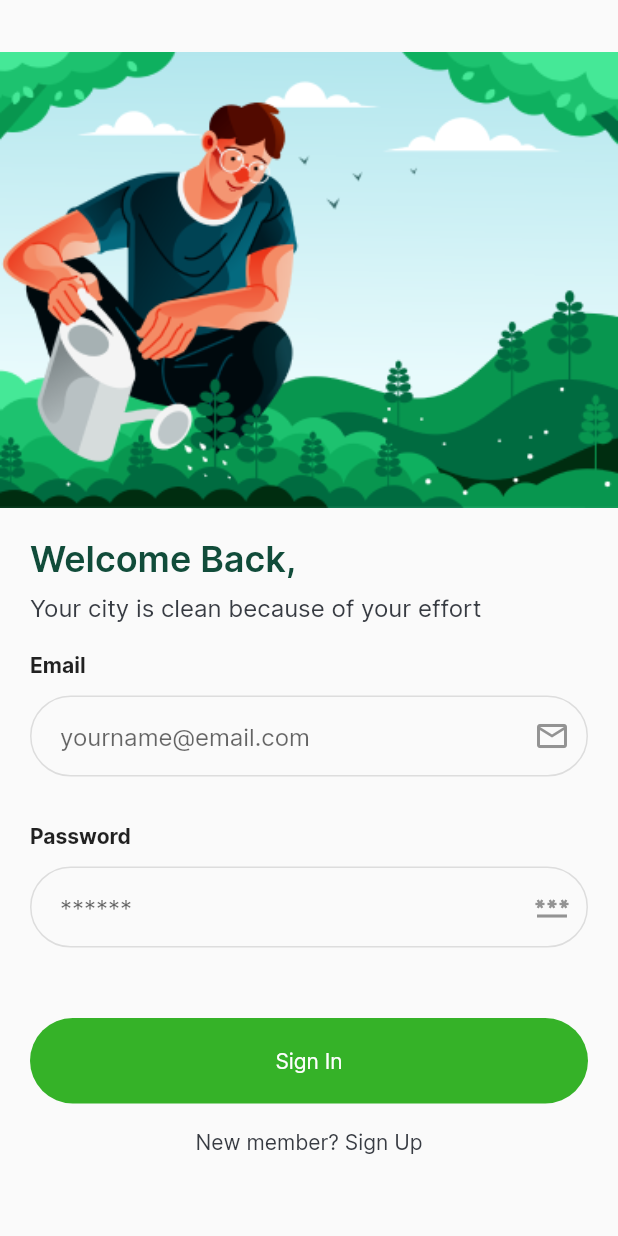
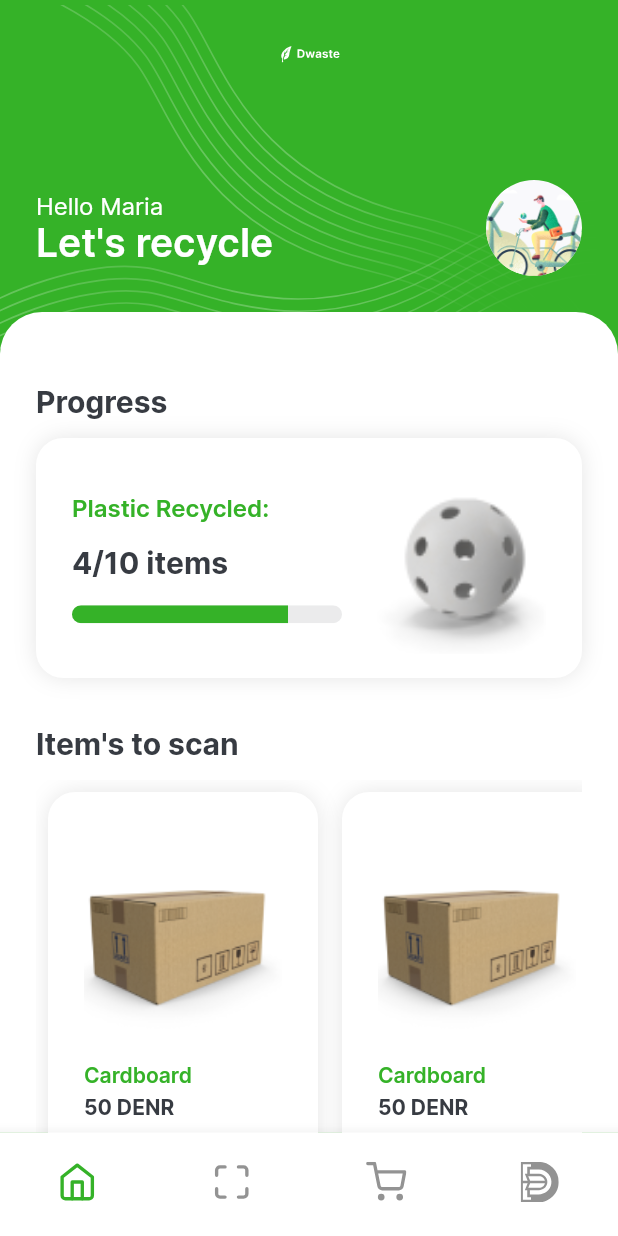
Before and after one commit to Rooloo-Innovations/DWaste-App, a Flutter app: the screen it shows after launch, on a phone screen of 412 x 824 dp. Run offline on Flutter 3.47's test engine with Material 2 defaults, Android fonts, the phone set to English and light mode, and no system bars; our stand-ins replace animated_splash_screen, flutter_onboarding_slider, flutter_svg, graphql_flutter, shared_preferences.

Commit message:
Dashboard

```diff
--- /dev/null
+++ b/lib/components/dashboard_item.dart
@@ -0,0 +1,64 @@
+import 'package:dwaste/models/app_colors.dart';
+import 'package:flutter/material.dart';
+
+class DashboardItem extends StatelessWidget {
+  const DashboardItem({
+    super.key,
+  });
+
+  @override
+  Widget build(BuildContext context) {
+    return Container(
+      width: 180,
+      decoration: BoxDecoration(
+        boxShadow: [
+          BoxShadow(color: Colors.black.withOpacity(0.1), blurRadius: 12),
+        ],
+        color: AppColors.white,
+        borderRadius: BorderRadius.circular(18.0),
+      ),
+      padding: const EdgeInsets.symmetric(horizontal: 24, vertical: 24),
+      margin: EdgeInsets.all(8),
+      child: Column(
+        crossAxisAlignment: CrossAxisAlignment.start,
+        children: [
+          Center(
+            child: SizedBox(
+              height: 140,
+              width: 140,
+              child: Image.asset(
+                "assets/images/cardboard_box.png",
+                fit: BoxFit.cover,
+              ),
+            ),
+          ),
+          const SizedBox(
+            height: 16,
+          ),
+          const Text(
+            "Cardboard",
+            style: TextStyle(
+              color: AppColors.green,
+              fontSize: 14,
+              fontWeight: FontWeight.w600,
+            ),
+          ),
+          const SizedBox(
+            height: 4,
+          ),
+          const Text(
+            "50 DENR",
+            style: TextStyle(
+              color: AppColors.black,
+              fontSize: 14,
+              fontWeight: FontWeight.w700,
+            ),
+          ),
+          const SizedBox(
+            height: 8,
+          ),
+        ],
+      ),
+    );
+  }
+}
--- a/lib/main.dart
+++ b/lib/main.dart
@@ -1,3 +1,4 @@
+import 'package:dwaste/screens/home_screen.dart';
 import 'package:dwaste/screens/login_screen.dart';
 import 'package:dwaste/screens/register_screen.dart';
 import 'package:flutter/material.dart';
@@ -48,11 +49,12 @@ class _MyHomePageState extends State<MyHomePage> {
         ),
         primaryColor: AppColors.yellow,
       ),
-      initialRoute: '/login',
+      initialRoute: '/home',
       routes: {
         '/': (context) => CreateAccountScreen(),
         '/login': (context) => LoginScreen(),
         '/register': (context) => CreateAccountScreen(),
+        '/home': (context) => HomeScreen(),
       },
     );
   }
--- /dev/null
+++ b/lib/screens/dashboard.dart
@@ -0,0 +1,209 @@
+import 'package:dwaste/components/dashboard_item.dart';
+import 'package:dwaste/models/app_colors.dart';
+import 'package:flutter/material.dart';
+import 'package:flutter_svg/flutter_svg.dart';
+
+class Dashboard extends StatefulWidget {
+  const Dashboard({Key? key}) : super(key: key);
+
+  @override
+  State<Dashboard> createState() => _DashboardState();
+}
+
+class _DashboardState extends State<Dashboard> {
+  final double _consumedData = 8 / 10;
+  @override
+  Widget build(BuildContext context) {
+    return Scaffold(
+      backgroundColor: AppColors.green,
+      extendBodyBehindAppBar: true,
+      body: Stack(
+        children: [
+          SvgPicture.asset(
+            'assets/images/dashboard_vector.svg',
+            width: 512,
+            height: 512,
+            colorFilter:
+                const ColorFilter.mode(Color(0x55ffffff), BlendMode.srcIn),
+          ),
+          Column(
+            children: [
+              const SizedBox(
+                height: 120,
+              ),
+              Padding(
+                padding:
+                    const EdgeInsets.symmetric(horizontal: 24, vertical: 0),
+                child: Row(
+                  mainAxisAlignment: MainAxisAlignment.spaceBetween,
+                  children: [
+                    const Column(
+                      crossAxisAlignment: CrossAxisAlignment.start,
+                      children: [
+                        Text(
+                          "Hello Maria",
+                          style: TextStyle(
+                            fontWeight: FontWeight.w400,
+                            color: AppColors.white,
+                            fontSize: 16,
+                          ),
+                        ),
+                        Text("Let's recycle",
+                            style: TextStyle(
+                                fontWeight: FontWeight.w600,
+                                color: AppColors.white,
+                                fontSize: 26)),
+                      ],
+                    ),
+                    SizedBox(
+                      height: 64,
+                      width: 64,
+                      child: ClipRRect(
+                        borderRadius: BorderRadius.circular(100),
+                        child: Container(
+                          decoration: const BoxDecoration(
+                            color: AppColors.backgroundColor,
+                          ),
+                          child: Image.asset(
+                            "assets/images/avatar.png",
+                            fit: BoxFit.cover,
+                          ),
+                        ),
+                      ),
+                    )
+                  ],
+                ),
+              ),
+              const SizedBox(
+                height: 24,
+              ),
+              Expanded(
+                flex: 1,
+                child: Container(
+                  decoration: const BoxDecoration(
+                    color: AppColors.white,
+                    borderRadius: BorderRadius.only(
+                      topLeft: Radius.circular(28),
+                      topRight: Radius.circular(28),
+                    ),
+                  ),
+                  child: ListView(
+                    padding: const EdgeInsets.all(24),
+                    children: [
+                      const SizedBox(
+                        height: 24,
+                      ),
+                      const Text(
+                        "Progress",
+                        style: TextStyle(
+                            fontSize: 20,
+                            fontWeight: FontWeight.w700,
+                            color: AppColors.black),
+                      ),
+                      const SizedBox(
+                        height: 12,
+                      ),
+                      Container(
+                        decoration: BoxDecoration(
+                          boxShadow: [
+                            BoxShadow(
+                                color: Colors.black.withOpacity(0.1),
+                                blurRadius: 12),
+                          ],
+                          color: AppColors.white,
+                          borderRadius: BorderRadius.circular(18.0),
+                        ),
+                        padding: const EdgeInsets.symmetric(
+                            horizontal: 24, vertical: 16),
+                        child: Row(
+                          mainAxisAlignment: MainAxisAlignment.spaceBetween,
+                          children: [
+                            Column(
+                              crossAxisAlignment: CrossAxisAlignment.start,
+                              children: [
+                                const Text(
+                                  "Plastic Recycled:",
+                                  style: TextStyle(
+                                    color: AppColors.green,
+                                    fontSize: 16,
+                                    fontWeight: FontWeight.w600,
+                                  ),
+                                ),
+                                const SizedBox(
+                                  height: 16,
+                                ),
+                                const Text(
+                                  "4/10 items",
+                                  style: TextStyle(
+                                    color: AppColors.black,
+                                    fontSize: 20,
+                                    fontWeight: FontWeight.w700,
+                                  ),
+                                ),
+                                const SizedBox(
+                                  height: 16,
+                                ),
+                                SizedBox(
+                                  width: 180.0,
+                                  height: 12,
+                                  child: ClipRRect(
+                                    borderRadius: const BorderRadius.all(
+                                        Radius.circular(10)),
+                                    child: LinearProgressIndicator(
+                                      value: _consumedData,
+                                      color: AppColors.green,
+                                      backgroundColor:
+                                          AppColors.black.withOpacity(0.1),
+                                    ),
+                                  ),
+                                ),
+                              ],
+                            ),
+                            SizedBox(
+                              height: 128,
+                              width: 128,
+                              child: Image.asset(
+                                "assets/images/progress_ball.png",
+                                fit: BoxFit.cover,
+                              ),
+                            )
+                          ],
+                        ),
+                      ),
+                      const SizedBox(
+                        height: 32,
+                      ),
+                      const Text(
+                        "Item's to scan",
+                        style: TextStyle(
+                            fontSize: 20,
+                            fontWeight: FontWeight.w700,
+                            color: AppColors.black),
+                      ),
+                      const SizedBox(
+                        height: 12,
+                      ),
+                      // DashboardItem(),
+                      SizedBox(
+                        height: 280,
+                        child: ListView(
+                          scrollDirection: Axis.horizontal,
+                          children: const [
+                            DashboardItem(),
+                            DashboardItem(),
+                            DashboardItem(),
+                            DashboardItem(),
+                          ],
+                        ),
+                      )
+                    ],
+                  ),
+                ),
+              ),
+            ],
+          )
+        ],
+      ),
+    );
+  }
+}
--- /dev/null
+++ b/lib/screens/home_screen.dart
@@ -0,0 +1,126 @@
+import 'package:dwaste/models/app_colors.dart';
+import 'package:dwaste/screens/dashboard.dart';
+import 'package:flutter/material.dart';
+import 'package:flutter_svg/flutter_svg.dart';
+
+class HomeScreen extends StatefulWidget {
+  const HomeScreen({Key? key}) : super(key: key);
+
+  @override
+  State<HomeScreen> createState() => _HomeScreenState();
+}
+
+class _HomeScreenState extends State<HomeScreen> {
+  int _selectedIndex = 0;
+  static const TextStyle optionStyle =
+      TextStyle(fontSize: 30, fontWeight: FontWeight.bold);
+  static final List<Widget> _widgetOptions = <Widget>[
+    const Dashboard(),
+    const Text(
+      'Index 1: Business',
+      style: optionStyle,
+    ),
+    const Text(
+      'Index 2: School',
+      style: optionStyle,
+    ),
+    const Text(
+      'Index 3: Settings',
+      style: optionStyle,
+    ),
+  ];
+
+  void _onItemTapped(int index) {
+    setState(() {
+      _selectedIndex = index;
+    });
+  }
+
+  ColorFilter returnIconColor(int index) {
+    if (_selectedIndex == index) {
+      return const ColorFilter.mode(AppColors.green, BlendMode.srcIn);
+    } else {
+      return const ColorFilter.mode(AppColors.grey, BlendMode.srcIn);
+    }
+  }
+
+  @override
+  Widget build(BuildContext context) {
+    return Scaffold(
+      extendBodyBehindAppBar: true,
+      appBar: AppBar(
+        leading: IconButton(
+          icon: const Icon(Icons.arrow_back, color: AppColors.green, size: 28),
+          onPressed: () => Navigator.of(context).pop(),
+        ),
+        centerTitle: true,
+        toolbarHeight: 72,
+        title: SvgPicture.asset(
+          'assets/images/icons/DwasteAppBarLogo.svg',
+          width: 42,
+          height: 42,
+          colorFilter: const ColorFilter.mode(AppColors.white, BlendMode.srcIn),
+        ),
+        backgroundColor: Colors.transparent,
+        elevation: 0, // 1
+      ),
+      body: Center(
+        child: _widgetOptions.elementAt(_selectedIndex),
+      ),
+      bottomNavigationBar: BottomNavigationBar(
+        showSelectedLabels: false,
+        showUnselectedLabels: false,
+        backgroundColor: AppColors.white,
+        type: BottomNavigationBarType.fixed,
+        items: <BottomNavigationBarItem>[
+          BottomNavigationBarItem(
+            icon: SizedBox(
+              height: 38,
+              child: SvgPicture.asset(
+                'assets/images/icons/HomeIcon.svg',
+                width: 28,
+                height: 28,
+                colorFilter: returnIconColor(0),
+              ),
+            ),
+            label: 'Home',
+          ),
+          BottomNavigationBarItem(
+            icon: SizedBox(
+              height: 38,
+              child: SvgPicture.asset(
+                'assets/images/icons/ScanIcon.svg',
+                width: 28,
+                height: 28,
+                colorFilter: returnIconColor(1),
+              ),
+            ),
+            label: 'Scan',
+          ),
+          BottomNavigationBarItem(
+            icon: SizedBox(
+              height: 38,
+              child: SvgPicture.asset(
+                'assets/images/icons/CartIcon.svg',
+                width: 28,
+                height: 28,
+                colorFilter: returnIconColor(2),
+              ),
+            ),
+            label: 'Cart',
+          ),
+          BottomNavigationBarItem(
+            icon: SizedBox(
+              height: 38,
+              child: SvgPicture.asset('assets/images/icons/DIcon.svg',
+                  width: 28, height: 28, colorFilter: returnIconColor(3)),
+            ),
+            label: 'Profile',
+          ),
+        ],
+        currentIndex: _selectedIndex,
+        onTap: _onItemTapped,
+      ),
+    );
+  }
+}
--- a/pubspec.yaml
+++ b/pubspec.yaml
@@ -41,6 +41,7 @@ dependencies:
 
   animated_splash_screen: ^1.3.0
   shared_preferences: ^2.0.20
+  flutter_svg: ^2.0.4
 
 dev_dependencies:
   flutter_test:
@@ -67,6 +68,7 @@ flutter:
   # To add assets to your application, add an assets section, like this:
   assets:
     - assets/images/
+    - assets/images/icons/
     - assets/images/onboarding/
     - assets/fonts/
 
```
Also changed, not shown: assets/images/avatar.png (added), assets/images/cardboard_box.png (added), assets/images/dashboard_vector.svg (added), assets/images/icons/CartIcon.svg (added), assets/images/icons/DIcon.svg (added), assets/images/icons/DwasteAppBarLogo.svg (added), assets/images/icons/HomeIcon.svg (added), assets/images/icons/ScanIcon.svg (added), assets/images/plastic_bottle_1.png (added), assets/images/progress_ball.png (added), pubspec.lock, 1 other file.
